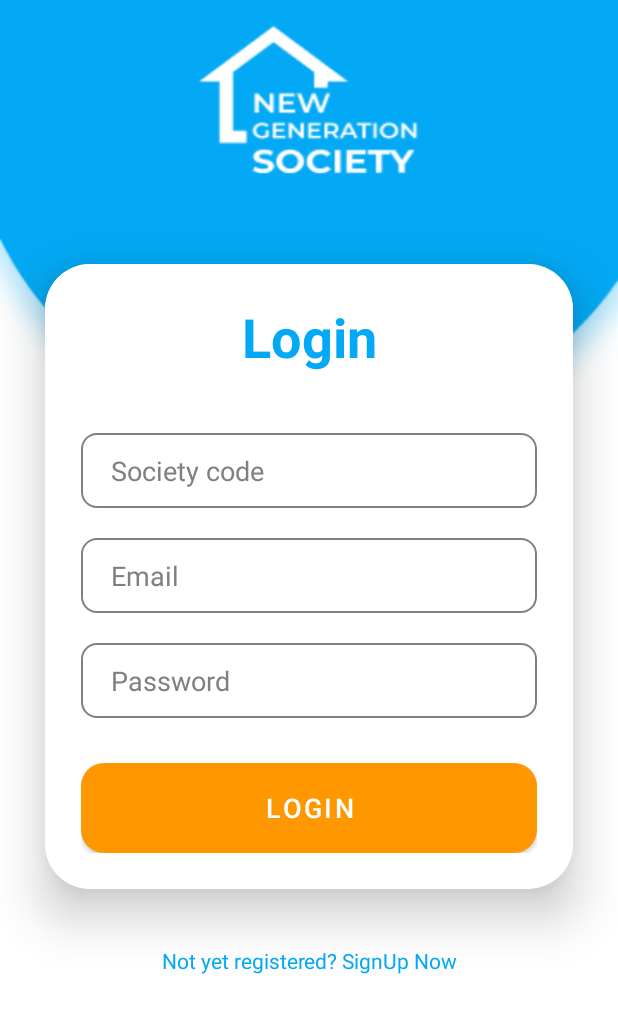
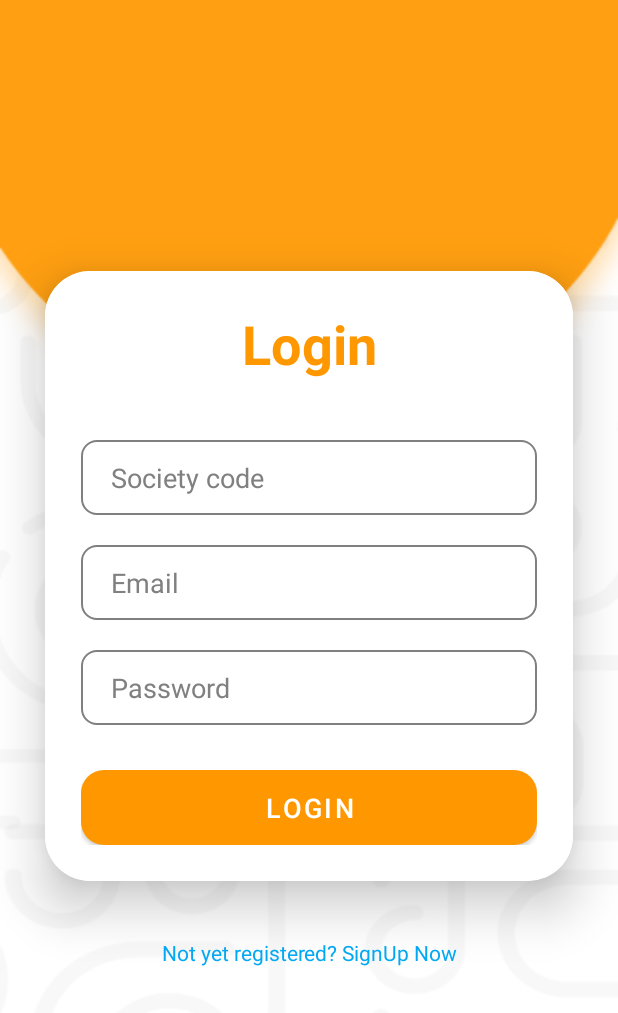
Before and after one commit to harishtaskar/Society-Management-app, an Android app: the SocityM_LoginPage screen opened directly, with no data from a screen before it, on a phone screen of 412 x 824 dp. Shown: the top 1013 px of the screen. Run offline under Robolectric (Android 15) with nearby library versions, the phone set to English and light mode, and no system bars.

Commit message:
before new installation

```diff
--- a/app/src/main/res/layout/activity_committee_registration_page.xml
+++ b/app/src/main/res/layout/activity_committee_registration_page.xml
@@ -453,7 +453,7 @@
 
                 <Button
                     android:layout_width="match_parent"
-                    android:layout_height="60dp"
+                    android:layout_height="50dp"
                     android:id="@+id/btn_RegCommitteeMember"
                     android:text="Register"
                     android:textColor="@color/white"
--- a/app/src/main/res/layout/activity_main.xml
+++ b/app/src/main/res/layout/activity_main.xml
@@ -34,7 +34,6 @@
             android:background="@drawable/custom_button2"
             android:textAllCaps="false"
             tools:targetApi="lollipop" />
-
         <Button
             android:id="@+id/btn_asSocietyMember"
             android:layout_width="300dp"
--- a/app/src/main/res/layout/activity_socity_mlogin_page.xml
+++ b/app/src/main/res/layout/activity_socity_mlogin_page.xml
@@ -8,7 +8,7 @@
     android:layout_height="match_parent"
     android:orientation="vertical"
     android:gravity="center"
-    android:background="@drawable/background"
+    android:background="@drawable/background6"
     tools:context=".MainActivity">
 
     <androidx.cardview.widget.CardView
@@ -36,7 +36,7 @@
                 android:textSize="36sp"
                 android:textAlignment="center"
                 android:textStyle="bold"
-                android:textColor="@color/blue"
+                android:textColor="@color/orange"
                 android:gravity="center_horizontal" />
 
             <EditText
@@ -86,7 +86,7 @@
 
             <Button
                 android:layout_width="match_parent"
-                android:layout_height="60dp"
+                android:layout_height="50dp"
                 android:id="@+id/Society_loginButton"
                 android:text="Login"
                 android:textColor="@color/white"
```
Also changed, not shown: app/src/main/java/com/example/newgensociety/committee_registration_page.java (+7 -2 lines).
